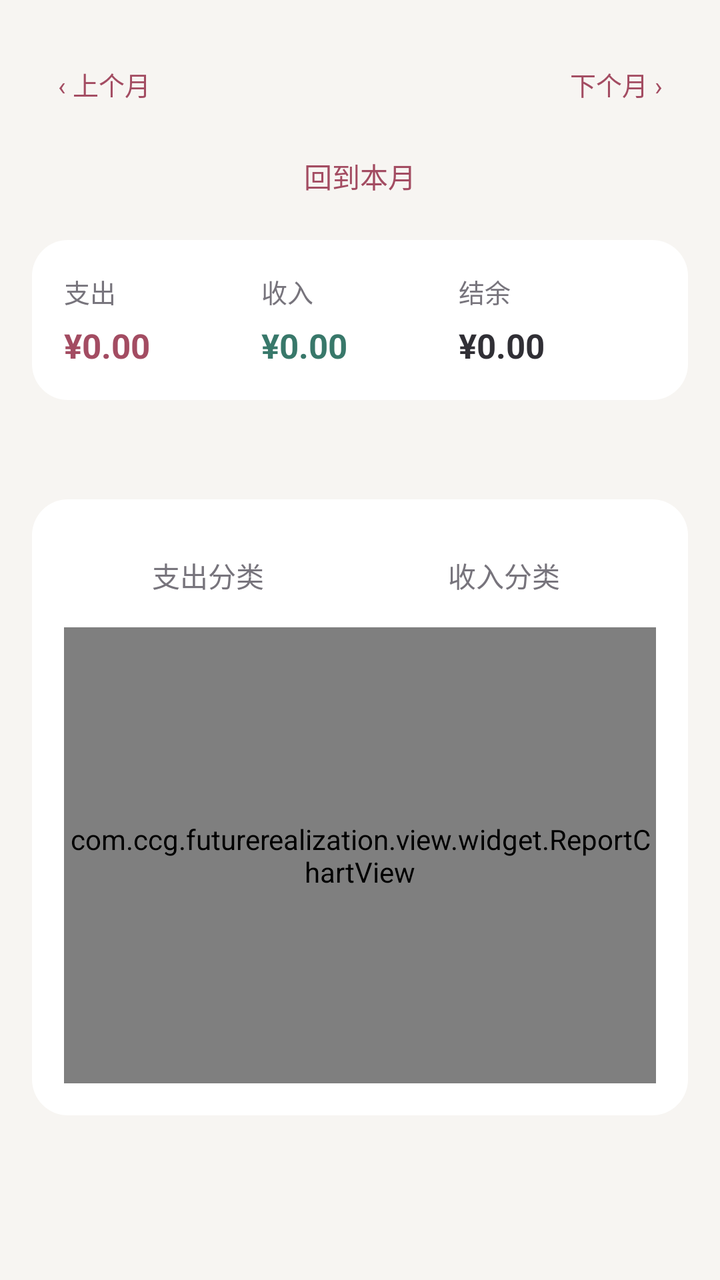
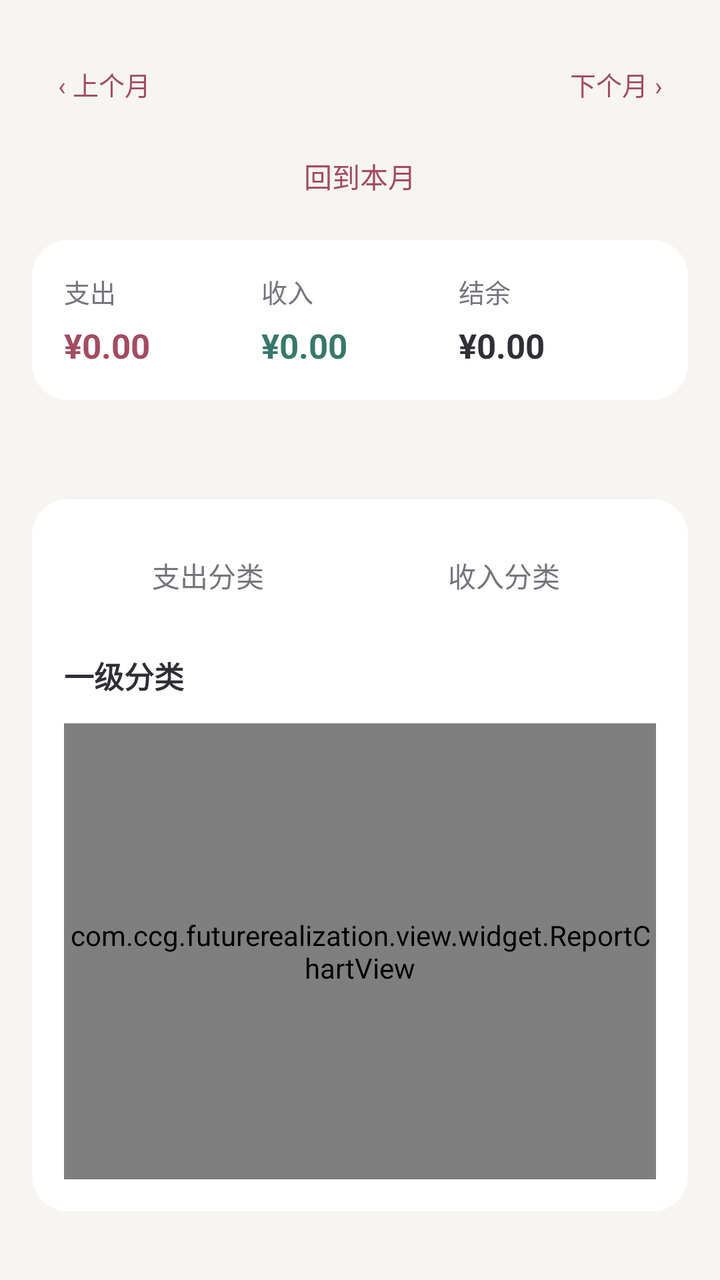

Screens rendered from an Android XML layout before and after an edit, with the pre-edit source and the edit as a unified diff.
<!-- AndroidManifest.xml: application theme Theme.FutureRealization -->
<!-- res/layout/activity_report.xml -->
<?xml version="1.0" encoding="utf-8"?>
<ScrollView xmlns:android="http://schemas.android.com/apk/res/android"
    android:layout_width="match_parent" android:layout_height="match_parent" android:fillViewport="true"
    android:background="@color/ledger_background">
    <LinearLayout android:layout_width="match_parent" android:layout_height="wrap_content" android:orientation="vertical" android:padding="16dp">
        <LinearLayout android:layout_width="match_parent" android:layout_height="52dp" android:gravity="center_vertical">
            <TextView android:id="@+id/report_previous" style="@style/LedgerTextButton" android:text="‹ 上个月" />
            <TextView android:id="@+id/report_month" android:layout_width="0dp" android:layout_weight="1" android:layout_height="match_parent"
                android:gravity="center" android:textSize="18sp" android:textStyle="bold" android:textColor="@color/ledger_text" android:background="?attr/selectableItemBackground" />
            <TextView android:id="@+id/report_next" style="@style/LedgerTextButton" android:text="下个月 ›" />
        </LinearLayout>
        <TextView android:id="@+id/report_this_month" android:layout_width="match_parent" android:layout_height="40dp"
            android:text="回到本月" android:gravity="center" android:textColor="@color/ledger_accent" android:background="?attr/selectableItemBackground" />
        <LinearLayout android:layout_width="match_parent" android:layout_height="wrap_content" android:layout_marginTop="12dp" android:padding="16dp"
            android:background="@drawable/ledger_card">
            <LinearLayout android:layout_width="0dp" android:layout_weight="1" android:layout_height="wrap_content" android:orientation="vertical">
                <TextView style="@style/LedgerCaption" android:text="支出" />
                <TextView android:id="@+id/report_expense" style="@style/LedgerAmount" android:textColor="@color/ledger_accent" />
            </LinearLayout>
            <LinearLayout android:layout_width="0dp" android:layout_weight="1" android:layout_height="wrap_content" android:orientation="vertical">
                <TextView style="@style/LedgerCaption" android:text="收入" />
                <TextView android:id="@+id/report_income" style="@style/LedgerAmount" android:textColor="@color/ledger_income" />
            </LinearLayout>
            <LinearLayout android:layout_width="0dp" android:layout_weight="1" android:layout_height="wrap_content" android:orientation="vertical">
                <TextView style="@style/LedgerCaption" android:text="结余" />
                <TextView android:id="@+id/report_balance" style="@style/LedgerAmount" android:textColor="@color/ledger_text" />
            </LinearLayout>
        </LinearLayout>
        <TextView android:id="@+id/report_status" style="@style/LedgerCaption" android:paddingTop="16dp" android:paddingBottom="16dp" />
        <LinearLayout android:layout_width="match_parent" android:layout_height="wrap_content" android:orientation="vertical" android:padding="16dp" android:background="@drawable/ledger_card">
            <LinearLayout android:layout_width="match_parent" android:layout_height="48dp">
                <TextView android:id="@+id/report_expense_tab" style="@style/LedgerFilter" android:text="支出分类" />
                <TextView android:id="@+id/report_income_tab" style="@style/LedgerFilter" android:text="收入分类" />
            </LinearLayout>
            <com.ccg.futurerealization.view.widget.ReportChartView android:id="@+id/account_pie_chart"
                android:layout_width="match_parent" android:layout_height="228dp" />
            <LinearLayout android:id="@+id/report_legend" android:layout_width="match_parent" android:layout_height="wrap_content" android:orientation="vertical" />
        </LinearLayout>
    </LinearLayout>
</ScrollView>
<!-- resources referenced by this layout -->
<resources>
  <color name="ledger_accent">#A34C62</color>
  <color name="ledger_background">#F7F5F2</color>
  <color name="ledger_income">#38786A</color>
  <color name="ledger_text">#302F35</color>
  <!-- drawable ledger_card (drawable) -->
  <?xml version="1.0" encoding="utf-8"?>
  <shape xmlns:android="http://schemas.android.com/apk/res/android" android:shape="rectangle">
      <solid android:color="@color/ledger_surface" />
      <corners android:radius="18dp" />
  </shape>
  <style name="LedgerAmount">
          <item name="android:layout_width">match_parent</item>
          <item name="android:layout_height">wrap_content</item>
          <item name="android:paddingTop">6dp</item>
          <item name="android:textSize">17sp</item>
          <item name="android:textStyle">bold</item>
          <item name="android:text">¥0.00</item>
          <item name="android:maxLines">1</item>
          <item name="android:autoSizeTextType">uniform</item>
          <item name="android:autoSizeMinTextSize">10sp</item>
          <item name="android:autoSizeMaxTextSize">17sp</item>
          <item name="android:autoSizeStepGranularity">1sp</item>
      </style>
  <style name="LedgerCaption">
          <item name="android:layout_width">wrap_content</item><item name="android:layout_height">wrap_content</item>
          <item name="android:textColor">@color/ledger_muted</item><item name="android:textSize">13sp</item>
      </style>
  <style name="LedgerFilter">
          <item name="android:layout_width">0dp</item><item name="android:layout_height">44dp</item><item name="android:layout_weight">1</item>
          <item name="android:gravity">center</item><item name="android:layout_marginEnd">4dp</item><item name="android:textSize">14sp</item>
          <item name="android:background">@drawable/ledger_filter</item><item name="android:textColor">@color/ledger_filter_text</item>
      </style>
  <style name="LedgerTextButton">
          <item name="android:layout_width">72dp</item><item name="android:layout_height">48dp</item>
          <item name="android:gravity">center</item><item name="android:textSize">13sp</item>
          <item name="android:textColor">@color/ledger_accent</item><item name="android:background">?attr/selectableItemBackground</item>
      </style>
  <style name="Theme.FutureRealization" parent="Theme.MaterialComponents.DayNight.DarkActionBar">
          
          
          <item name="colorPrimaryVariant">@color/app_theme_color</item>
          <item name="colorOnPrimary">@color/white</item>
          
          <item name="colorSecondary">@color/teal_200</item>
          <item name="colorSecondaryVariant">@color/teal_700</item>
          <item name="colorOnSecondary">@color/black</item>
          
          <item name="android:statusBarColor" tools:targetApi="l">?attr/colorPrimaryVariant</item>
          
          <item name="textAllCaps">false</item>
          <item name="colorAccent">@color/app_theme_color</item>
          <item name="colorPrimary">@color/app_theme_color</item>
          <item name="colorPrimaryDark">@color/app_theme_color</item>
      </style>
  <color name="ledger_surface">#FFFFFF</color>
  <color name="ledger_muted">#77747C</color>
  <!-- drawable ledger_filter (drawable) -->
  <selector xmlns:android="http://schemas.android.com/apk/res/android">
      <item android:state_selected="true"><shape><solid android:color="@color/ledger_soft" /><corners android:radius="12dp" /></shape></item>
      <item><shape><solid android:color="@color/ledger_surface" /><corners android:radius="12dp" /></shape></item>
  </selector>
  <color name="app_theme_color">@color/ledger_accent</color>
  <color name="white">#FFFFFFFF</color>
  <color name="teal_200">#FF03DAC5</color>
  <color name="teal_700">#FF018786</color>
  <color name="black">#FF000000</color>
  <color name="ledger_soft">#F7E7EB</color>
</resources>

<!-- the commit's change to res/layout/activity_report.xml (unified diff, before → after) -->
@@ -32,6 +32,11 @@
                 <TextView android:id="@+id/report_expense_tab" style="@style/LedgerFilter" android:text="支出分类" />
                 <TextView android:id="@+id/report_income_tab" style="@style/LedgerFilter" android:text="收入分类" />
             </LinearLayout>
+            <LinearLayout android:layout_width="match_parent" android:layout_height="48dp" android:gravity="center_vertical">
+                <TextView android:id="@+id/report_path" android:layout_width="0dp" android:layout_weight="1" android:layout_height="wrap_content"
+                    android:text="一级分类" android:textSize="15sp" android:textStyle="bold" android:textColor="@color/ledger_text" />
+                <TextView android:id="@+id/report_group_back" style="@style/LedgerTextButton" android:text="‹ 返回" android:visibility="gone" />
+            </LinearLayout>
             <com.ccg.futurerealization.view.widget.ReportChartView android:id="@+id/account_pie_chart"
                 android:layout_width="match_parent" android:layout_height="228dp" />
             <LinearLayout android:id="@+id/report_legend" android:layout_width="match_parent" android:layout_height="wrap_content" android:orientation="vertical" />
